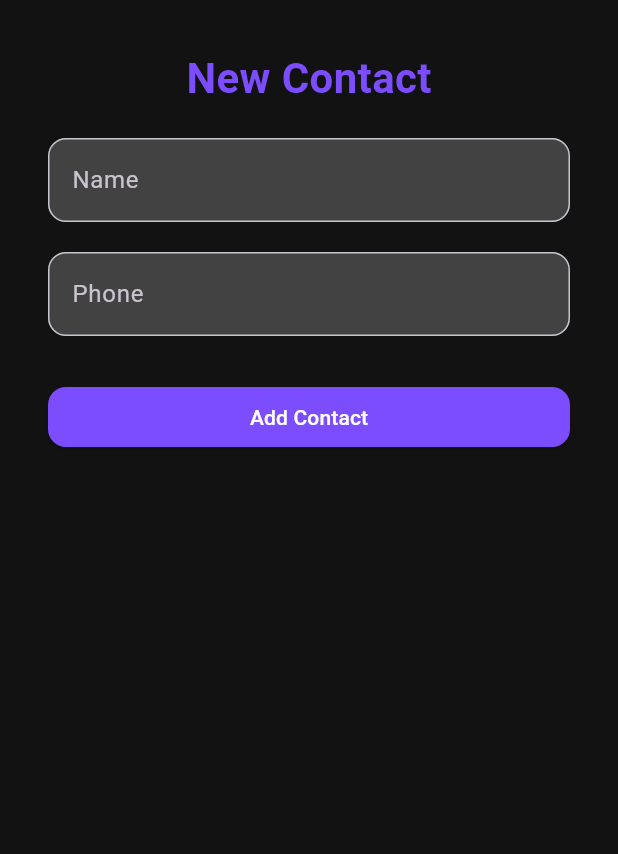
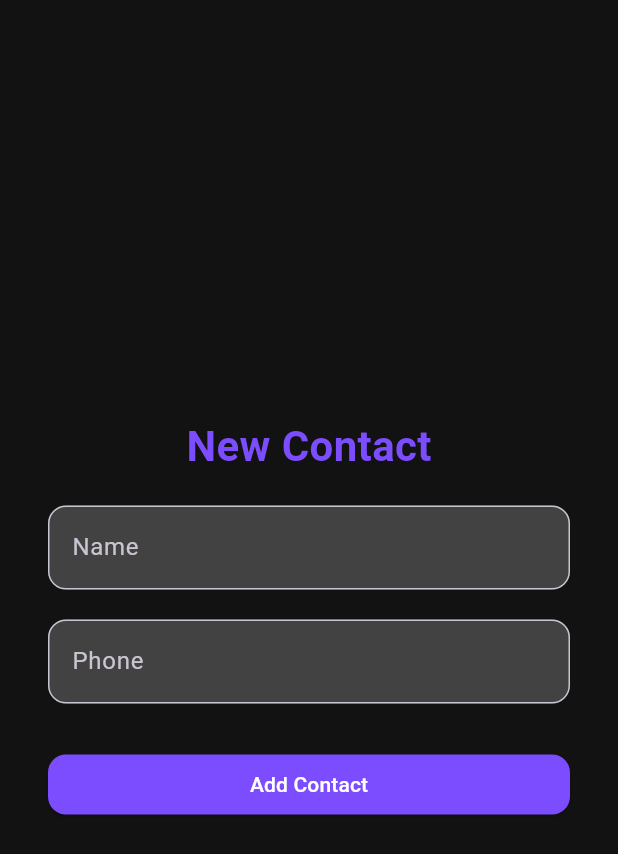
Before and after one commit to oriazadok/cypheron, a Flutter app: the NewContact screen opened directly, on a phone screen of 412 x 824 dp. Shown: the top 854 px of the screen. Run offline on Flutter 3.47's test engine with Material 3 defaults, Android fonts, the phone set to English and light mode, and no system bars; our stand-ins replace cloud_firestore, contacts_service, firebase_auth, firebase_core, google_sign_in, hive and 4 more; missing offline and left inert: dart:ffi; accounts and stored records are empty.

Commit message:
fix ui of new contact

```diff
--- a/lib/screens/creation/NewContact.dart
+++ b/lib/screens/creation/NewContact.dart
@@ -18,8 +18,10 @@ class NewContact extends StatelessWidget {
   @override
   Widget build(BuildContext context) {
     return Scaffold(
+      body: Center(
+        child: SingleChildScrollView(
           // Main body of the screen wrapped in a reusable `FormUI` widget.
-      body: FormUI(
+          child: FormUI(
             title: 'New Contact', // Title displayed at the top of the form.
 
             // Input fields for the form (Name and Phone).
@@ -55,6 +57,8 @@ class NewContact extends StatelessWidget {
             // Text displayed on the form submission button.
             buttonText: 'Add Contact',
           ),
+        ),
+      ),
     );
   }
 }
```
Lines whose indentation alone changed are shown as unchanged.
